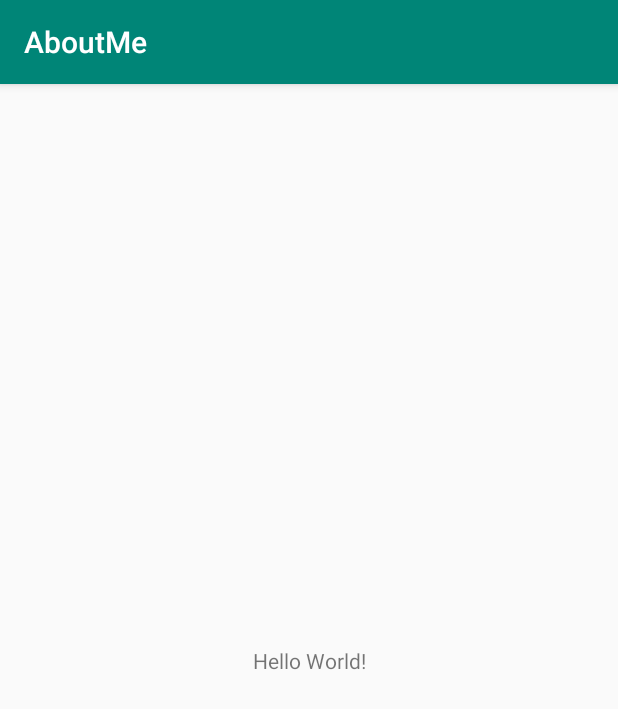
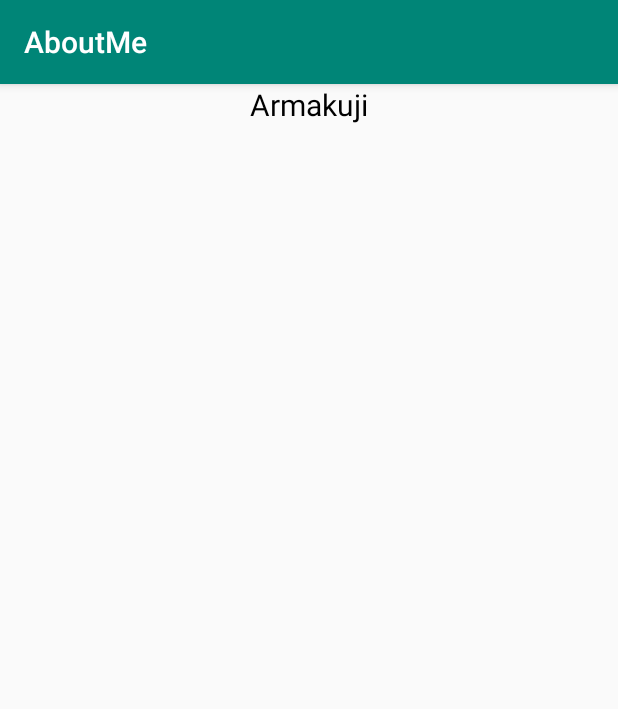
Before and after one commit to Armakuji/Andriod_Kotlin2.1, an Android app: the screen it shows after launch (MainActivity), on a phone screen of 412 x 824 dp. Shown: the top 709 px of the screen. Run offline under Robolectric (Android 15) with nearby library versions, the phone set to English and light mode, and no system bars.

Commit message:
add text Armakuji

```diff
--- a/app/src/main/java/buu/informatics/s59160575/aboutme/MainActivity.kt
+++ b/app/src/main/java/buu/informatics/s59160575/aboutme/MainActivity.kt
@@ -9,4 +9,5 @@ class MainActivity : AppCompatActivity() {
         super.onCreate(savedInstanceState)
         setContentView(R.layout.activity_main)
     }
+
 }
--- a/app/src/main/res/layout/activity_main.xml
+++ b/app/src/main/res/layout/activity_main.xml
@@ -1,19 +1,15 @@
-<?xml version="1.0" encoding="utf-8"?>
-<androidx.constraintlayout.widget.ConstraintLayout
+<LinearLayout
         xmlns:android="http://schemas.android.com/apk/res/android"
         xmlns:tools="http://schemas.android.com/tools"
         xmlns:app="http://schemas.android.com/apk/res-auto"
         android:layout_width="match_parent"
         android:layout_height="match_parent"
+        android:orientation="vertical"
         tools:context=".MainActivity">
 
     <TextView
-            android:layout_width="wrap_content"
-            android:layout_height="wrap_content"
-            android:text="Hello World!"
-            app:layout_constraintBottom_toBottomOf="parent"
-            app:layout_constraintLeft_toLeftOf="parent"
-            app:layout_constraintRight_toRightOf="parent"
-            app:layout_constraintTop_toTopOf="parent"/>
-
-</androidx.constraintlayout.widget.ConstraintLayout>
+            android:text="@string/name"
+            android:layout_width="match_parent"
+            android:layout_height="wrap_content" android:id="@+id/name_text" android:textSize="@dimen/text_size"
+            android:textColor="@android:color/black" android:textAlignment="center"/>
+</LinearLayout>
--- /dev/null
+++ b/app/src/main/res/values/dimens.xml
@@ -0,0 +1,4 @@
+<?xml version="1.0" encoding="utf-8"?>
+<resources>
+    <dimen name="text_size">20sp</dimen>
+</resources>
--- a/app/src/main/res/values/strings.xml
+++ b/app/src/main/res/values/strings.xml
@@ -1,3 +1,4 @@
 <resources>
     <string name="app_name">AboutMe</string>
+    <string name="name">Armakuji</string>
 </resources>
```
